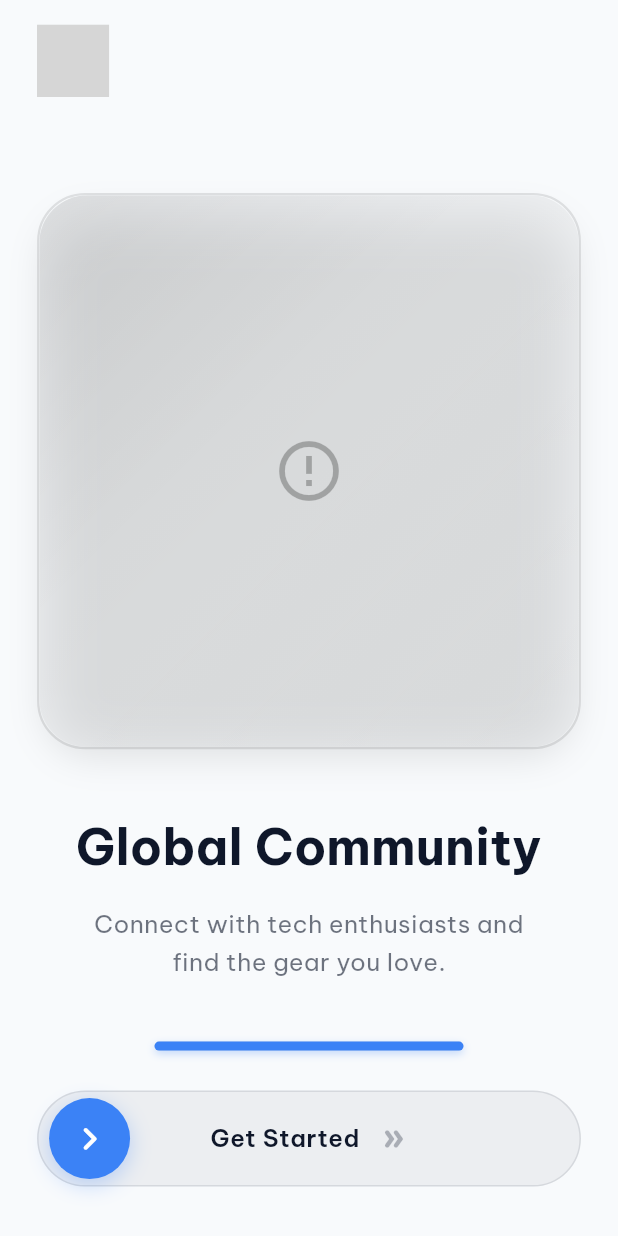
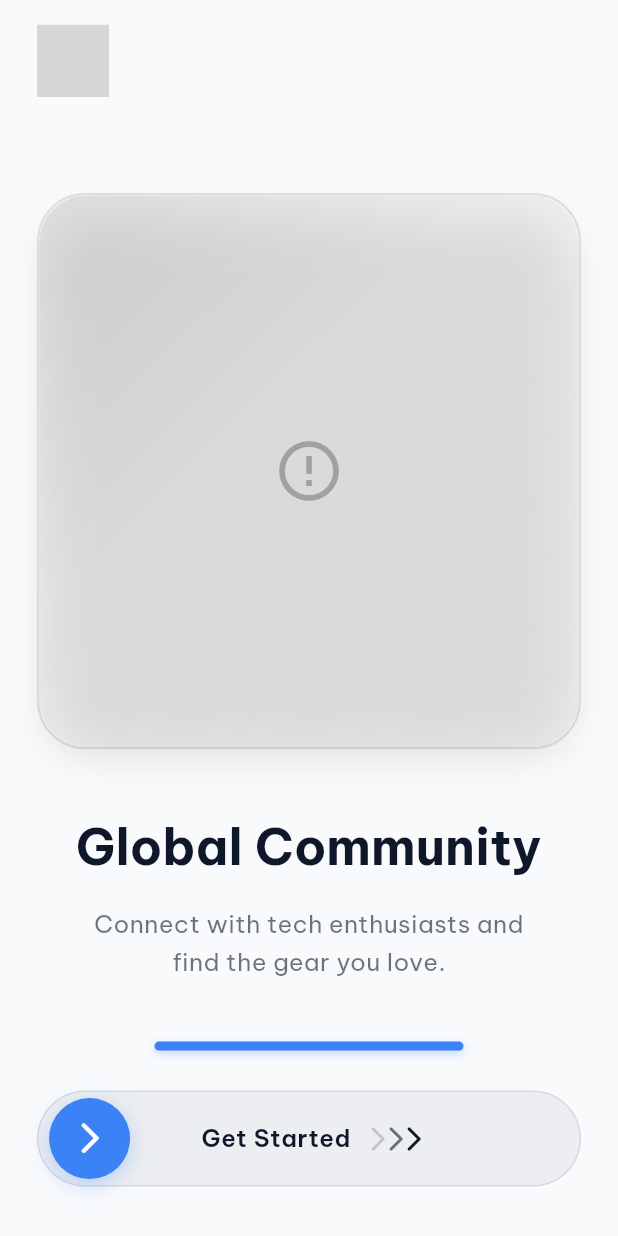
Before and after one commit to Hanhoclaptrinh/GearHub, a Flutter app: the screen it shows after launch, swiped to page 3, on a phone screen of 412 x 824 dp. Run offline on Flutter 3.47's test engine with Material 3 defaults, Android fonts, the phone set to English and light mode, and no system bars; our stand-ins replace equatable, flutter_svg, google_fonts; network calls fail; grey boxes are pictures that could not be loaded.

Commit message:
drag button animated

```diff
--- a/frontend/client/mobile/lib/src/features/onboarding/presentation/widgets/slide_to_action_button.dart
+++ b/frontend/client/mobile/lib/src/features/onboarding/presentation/widgets/slide_to_action_button.dart
@@ -1,4 +1,5 @@
 import 'package:flutter/material.dart';
+import 'package:mobile/src/features/onboarding/presentation/widgets/three_animated_arrow.dart';
 
 class SlideToActionButton extends StatefulWidget {
   final VoidCallback onAction;
@@ -134,12 +135,8 @@ class _SlideToActionButtonState extends State<SlideToActionButton>
                           letterSpacing: 0.5,
                         ),
                       ),
-                      const SizedBox(width: 12),
-                      Icon(
-                        Icons.double_arrow_rounded,
-                        color: textColor.withValues(alpha: 0.3),
-                        size: 20,
-                      ),
+                      const SizedBox(width: 8),
+                      ThreeAnimatedArrows(color: textColor),
                     ],
                   ),
                 ),
@@ -180,11 +177,11 @@ class _SlideToActionButtonState extends State<SlideToActionButton>
                       child: Icon(
                         _isFinished
                             ? Icons.check_rounded
-                            : Icons.keyboard_arrow_right_rounded,
+                            : Icons.arrow_forward_ios_rounded,
                         color: _isFinished
                             ? const Color(0xFF101A32)
                             : iconInsideColor,
-                        size: activeHeight * 0.55,
+                        size: activeHeight * 0.45,
                       ),
                     ),
                   ),
--- /dev/null
+++ b/frontend/client/mobile/lib/src/features/onboarding/presentation/widgets/three_animated_arrow.dart
@@ -0,0 +1,58 @@
+import 'package:flutter/material.dart';
+
+class ThreeAnimatedArrows extends StatefulWidget {
+  final Color color;
+  const ThreeAnimatedArrows({super.key, required this.color});
+
+  @override
+  State<ThreeAnimatedArrows> createState() => _ThreeAnimatedArrowsState();
+}
+
+class _ThreeAnimatedArrowsState extends State<ThreeAnimatedArrows>
+    with SingleTickerProviderStateMixin {
+  late AnimationController _controller;
+
+  @override
+  void initState() {
+    super.initState();
+    _controller = AnimationController(
+      vsync: this,
+      duration: Duration(milliseconds: 1500),
+    )..repeat(); // inf loop
+  }
+
+  @override
+  void dispose() {
+    _controller.dispose();
+    super.dispose();
+  }
+
+  @override
+  Widget build(BuildContext context) {
+    return Row(
+      mainAxisSize: MainAxisSize.min,
+      children: List.generate(3, (idx) {
+        return AnimatedBuilder(
+          animation: _controller,
+          builder: (context, child) {
+            // calculate delay
+            double opacity = (_controller.value - (idx * 0.2)).clamp(0.0, 1.0);
+            // fade effect
+            if (opacity > 0.5) opacity = 1.0 - opacity;
+            opacity = (opacity * 2).clamp(0.2, 1.0);
+
+            return Container(
+              width: 12,
+              alignment: Alignment.centerLeft,
+              child: Icon(
+                Icons.arrow_forward_ios_rounded,
+                color: widget.color.withValues(alpha: opacity),
+                size: 20,
+              ),
+            );
+          },
+        );
+      }),
+    );
+  }
+}
```
